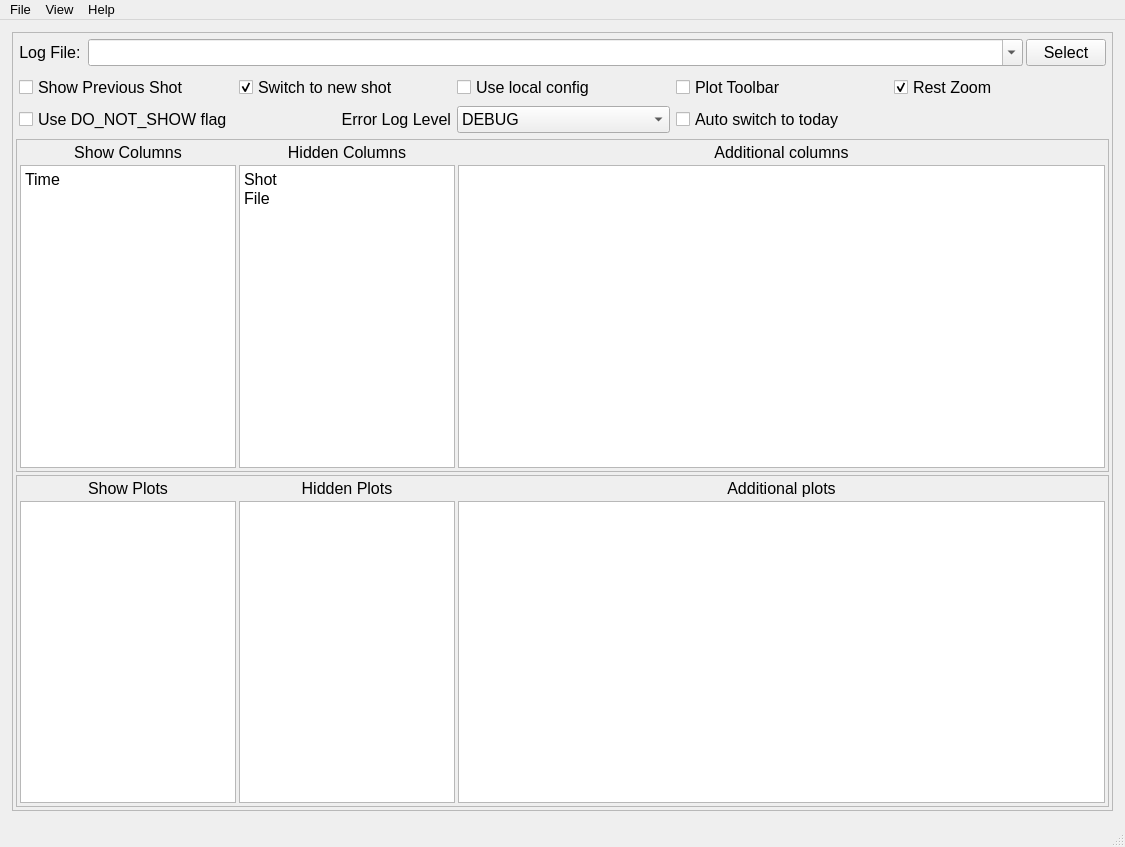
Above: LoggerPlotterPy.ui from salinsalins/LoggerPlotterPy before the change. Below: the same form after it.
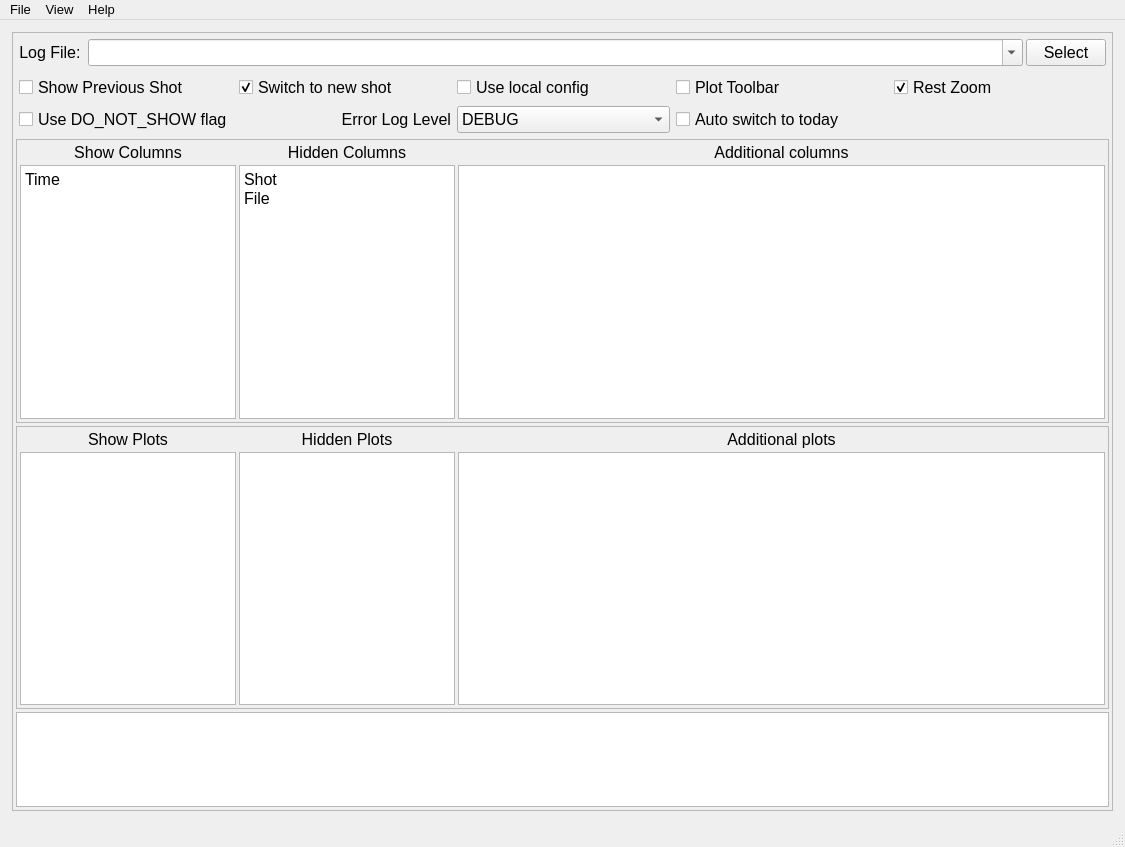
That is the form after the change. The open tabs and pages were chosen to show the change. Icons and pictures are not drawn.

Commit message: LoggerPlotterPy.py Log show pane added

The edit to the form file:
```diff
--- a/LoggerPlotterPy.ui
+++ b/LoggerPlotterPy.ui
@@ -319,7 +319,7 @@
           <property name="frameShadow">
            <enum>QFrame::Raised</enum>
           </property>
-          <layout class="QVBoxLayout" name="verticalLayout">
+          <layout class="QVBoxLayout" name="verticalLayout" stretch="2,2,3,3,1">
            <property name="spacing">
             <number>3</number>
            </property>
@@ -790,6 +790,9 @@
              </layout>
             </widget>
            </item>
+           <item>
+            <widget class="QTextBrowser" name="textBrowser"/>
+           </item>
           </layout>
          </widget>
         </item>
```
Left out of the diff: 78 changed lines with no effect on the pictures. The commit also changes 2 other files.
